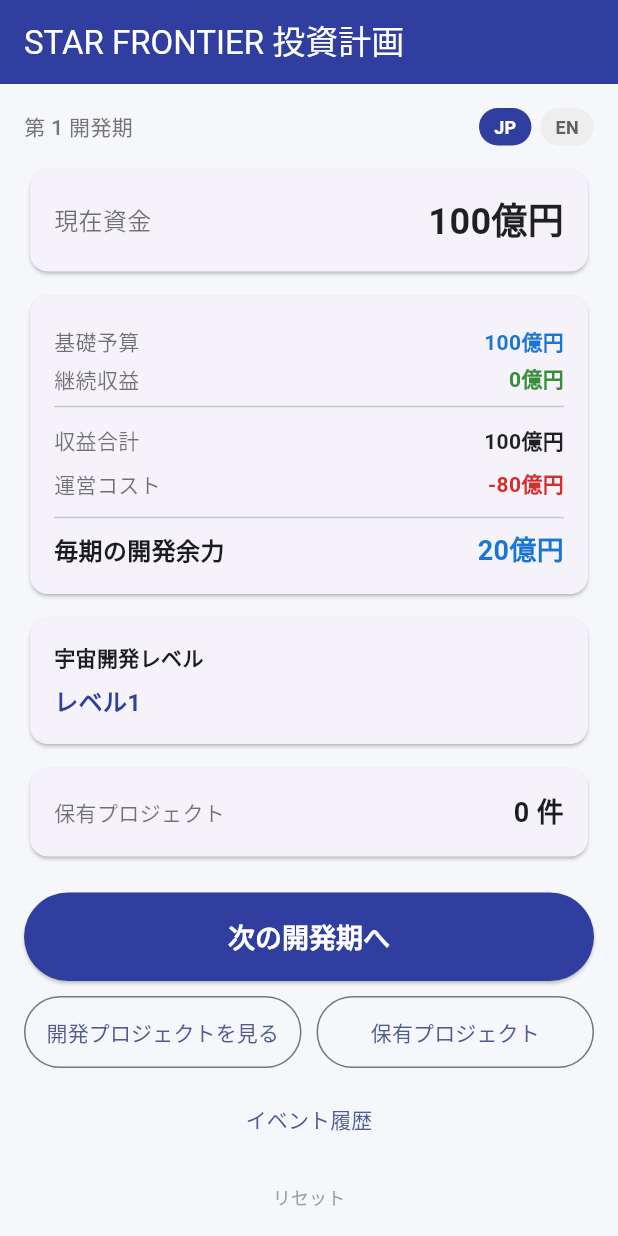
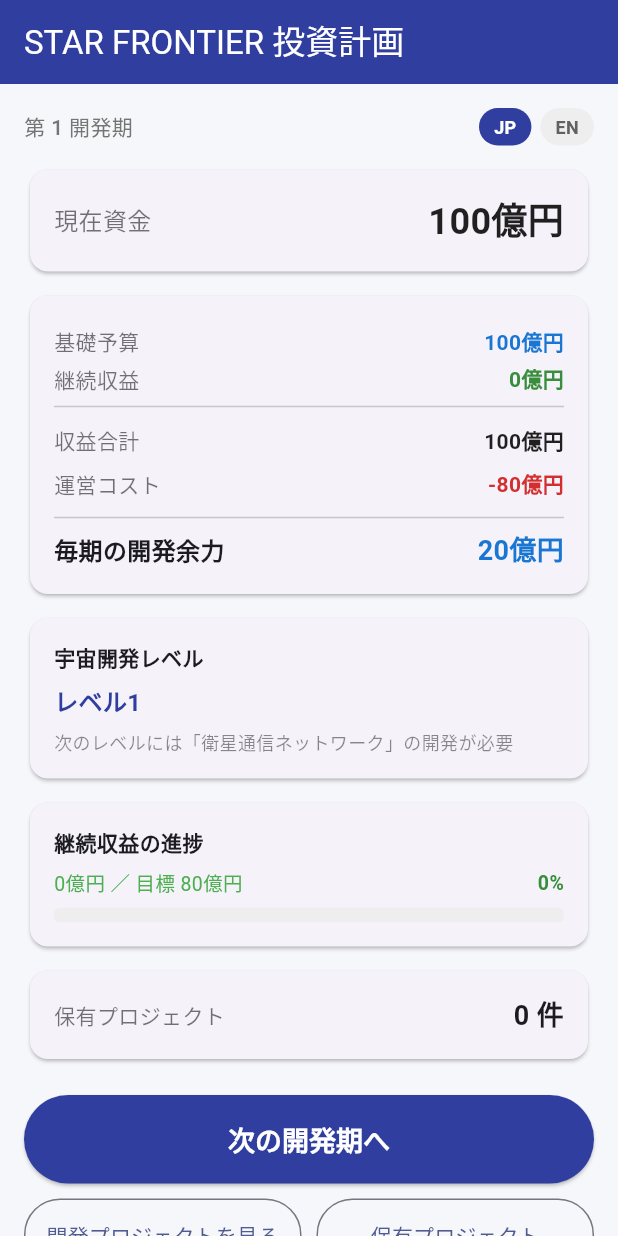
Before and after one commit to UYU935/investment-app, a Flutter app: the screen it shows after launch, after a tap on "JP", on a phone screen of 412 x 824 dp. Run offline on Flutter 3.47's test engine with Material 3 defaults, Android fonts, the phone set to English and light mode, and no system bars; our stand-ins replace shared_preferences.

Commit message:
Add next level hint and restore passive income progress bar
- Show 「次のレベルには〇〇が必要」 hint below current level text
- Level 4 hint shows remaining colony count toward victory
- Restore LinearProgressIndicator below level card (passiveIncome vs livingCost)
- Show percentage alongside bar for clearer investment progress

Co-Authored-By: Claude Sonnet 4.6 <noreply@anthropic.com>

```diff
--- a/lib/l10n/app_strings.dart
+++ b/lib/l10n/app_strings.dart
@@ -63,6 +63,29 @@ class AppStrings {
   }
   String colonyProgress(int count) =>
       isJa ? 'スペースコロニー建設: $count / 5基' : 'Space Colonies: $count / 5';
+
+  String nextLevelHint(int currentLevel, int colonyCount) {
+    switch (currentLevel) {
+      case 1:
+        return isJa ? '次のレベルには「衛星通信ネットワーク」の開発が必要' : 'Next level: build Satellite Network';
+      case 2:
+        return isJa ? '次のレベルには「月面基地アルテミス街区」の開発が必要' : 'Next level: build Lunar Base';
+      case 3:
+        return isJa ? '次のレベルには「火星開発フロンティア」の開発が必要' : 'Next level: build Mars Frontier';
+      case 4:
+        final remaining = 5 - colonyCount;
+        return isJa
+            ? '宇宙文明レベルへ：スペースコロニーをあと$remaining基開発'
+            : 'Space Civilization: build $remaining more Space Colonies';
+      default:
+        return '';
+    }
+  }
+
+  // 継続収益バー
+  String get incomeBarLabel => isJa ? '継続収益の進捗' : 'Recurring Income Progress';
+  String incomeBarDetail(String passive, String goal) =>
+      isJa ? '$passive ／ 目標 $goal' : '$passive / Goal $goal';
   String get ownedCountLabel => isJa ? '保有プロジェクト' : 'Projects Owned';
   String ownedCount(int n) => isJa ? '$n 件' : '$n project${n == 1 ? '' : 's'}';
   String get nextMonthButton => isJa ? '次の開発期へ' : 'Next Period';
--- a/lib/screens/home_screen.dart
+++ b/lib/screens/home_screen.dart
@@ -242,7 +242,7 @@ class _HomeScreenState extends State<HomeScreen> with TickerProviderStateMixin {
                         ),
                       ),
                       if (state.spaceDevelopmentLevel == 4) ...[
-                        const SizedBox(height: 6),
+                        const SizedBox(height: 4),
                         Text(
                           s.colonyProgress(state.spaceColonyCount),
                           style: TextStyle(
@@ -252,6 +252,60 @@ class _HomeScreenState extends State<HomeScreen> with TickerProviderStateMixin {
                           ),
                         ),
                       ],
+                      const SizedBox(height: 6),
+                      Text(
+                        s.nextLevelHint(state.spaceDevelopmentLevel, state.spaceColonyCount),
+                        style: const TextStyle(
+                          fontSize: 12,
+                          color: Colors.black45,
+                        ),
+                      ),
+                    ],
+                  ),
+                ),
+                const SizedBox(height: 8),
+
+                // 継続収益バー
+                _buildCard(
+                  child: Column(
+                    crossAxisAlignment: CrossAxisAlignment.start,
+                    children: [
+                      Text(s.incomeBarLabel,
+                          style: const TextStyle(
+                              fontWeight: FontWeight.bold, fontSize: 14)),
+                      const SizedBox(height: 8),
+                      Row(
+                        mainAxisAlignment: MainAxisAlignment.spaceBetween,
+                        children: [
+                          Text(
+                            s.incomeBarDetail(
+                              s.currency(passiveDisplay),
+                              s.currency(state.livingCost),
+                            ),
+                            style: const TextStyle(
+                                color: Colors.green, fontSize: 13),
+                          ),
+                          Text(
+                            '${((passiveDisplay / state.livingCost) * 100).clamp(0, 100).toStringAsFixed(0)}%',
+                            style: TextStyle(
+                                color: Colors.green[700],
+                                fontSize: 13,
+                                fontWeight: FontWeight.w600),
+                          ),
+                        ],
+                      ),
+                      const SizedBox(height: 6),
+                      ClipRRect(
+                        borderRadius: BorderRadius.circular(4),
+                        child: LinearProgressIndicator(
+                          value: (passiveDisplay / state.livingCost)
+                              .clamp(0.0, 1.0),
+                          minHeight: 10,
+                          backgroundColor: Colors.grey[200],
+                          valueColor: AlwaysStoppedAnimation<Color>(
+                              Colors.green[600]!),
+                        ),
+                      ),
                     ],
                   ),
                 ),
```
